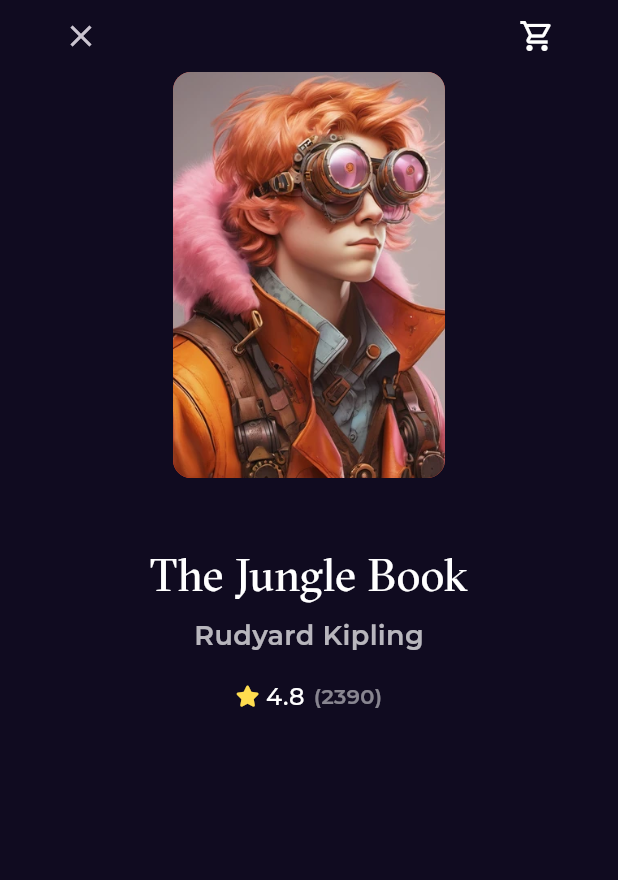
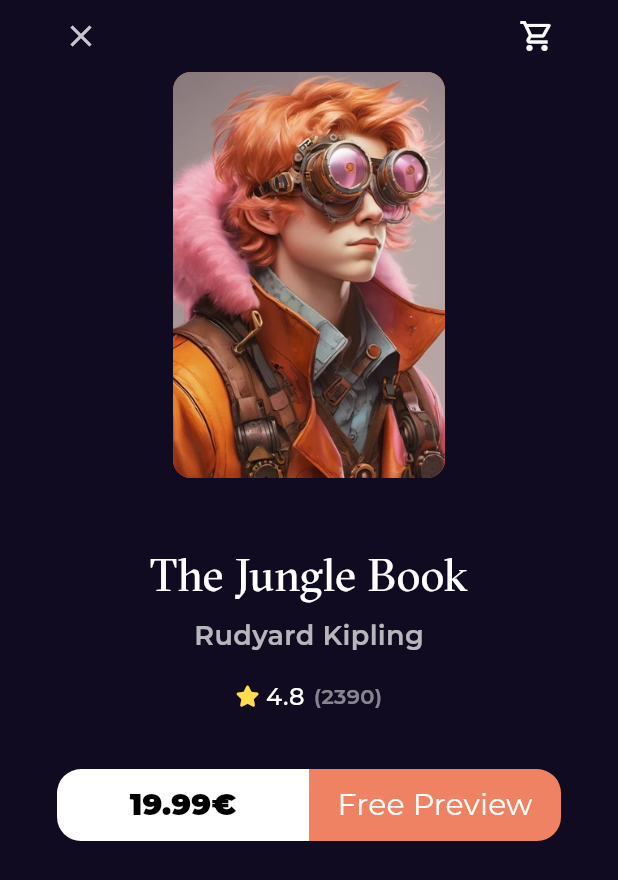
Before and after one commit to Eslam-Hossam1/bookly_app, a Flutter app: the BookDetailsView screen opened by its route, on a phone screen of 412 x 824 dp. Shown: the top 880 px of the screen. Run offline on Flutter 3.47's test engine with Material 3 defaults, Android fonts, the phone set to English and light mode, and no system bars; our stand-ins replace flutter_svg, font_awesome_flutter, go_router, google_fonts.

Commit message:
add books action to book details view body

```diff
--- /dev/null
+++ b/lib/Features/home/presentation/views/widgets/books_action.dart
@@ -0,0 +1,39 @@
+import 'package:bookly_app/core/widgets/custom_button.dart';
+import 'package:flutter/material.dart';
+
+class BooksAction extends StatelessWidget {
+  const BooksAction({super.key});
+
+  @override
+  Widget build(BuildContext context) {
+    return const Padding(
+      padding: const EdgeInsets.symmetric(horizontal: 38.0),
+      child: const Row(
+        children: [
+          Expanded(
+            child: CustomButton(
+              backgroundColor: Colors.white,
+              text: "19.99€",
+              textColor: Colors.black,
+              borderRadius: BorderRadius.only(
+                topLeft: Radius.circular(16),
+                bottomLeft: Radius.circular(16),
+              ),
+              fontWeight: FontWeight.w900,
+            ),
+          ),
+          Expanded(
+              child: CustomButton(
+            backgroundColor: Color(0xffEF8262),
+            text: "Free Preview",
+            textColor: Colors.white,
+            borderRadius: BorderRadius.only(
+              topRight: Radius.circular(16),
+              bottomRight: Radius.circular(16),
+            ),
+          )),
+        ],
+      ),
+    );
+  }
+}
--- a/lib/Features/home/presentation/views/widgets/books_details_view_body.dart
+++ b/lib/Features/home/presentation/views/widgets/books_details_view_body.dart
@@ -1,4 +1,5 @@
 import 'package:bookly_app/Features/home/presentation/views/widgets/book_rating.dart';
+import 'package:bookly_app/Features/home/presentation/views/widgets/books_action.dart';
 import 'package:bookly_app/Features/home/presentation/views/widgets/custom_book_details_app_bar.dart';
 import 'package:bookly_app/Features/home/presentation/views/widgets/custom_book_image.dart';
 import 'package:bookly_app/core/utils/styles.dart';
@@ -38,7 +39,11 @@ class BookDetailsBody extends StatelessWidget {
         ),
         const BookRating(
           mainAxisAlignment: MainAxisAlignment.center,
-        )
+        ),
+        const SizedBox(
+          height: 37,
+        ),
+        const BooksAction(),
       ],
     );
   }
--- /dev/null
+++ b/lib/core/widgets/custom_button.dart
@@ -0,0 +1,36 @@
+import 'package:bookly_app/core/utils/styles.dart';
+import 'package:flutter/material.dart';
+
+class CustomButton extends StatelessWidget {
+  const CustomButton(
+      {super.key,
+      required this.backgroundColor,
+      required this.textColor,
+      this.fontSize,
+      this.borderRadius,
+      required this.text,
+      this.fontWeight});
+  final Color backgroundColor;
+  final Color textColor;
+  final double? fontSize;
+  final BorderRadius? borderRadius;
+  final String text;
+  final FontWeight? fontWeight;
+  @override
+  Widget build(BuildContext context) {
+    return SizedBox(
+      height: 48,
+      child: TextButton(
+          style: TextButton.styleFrom(
+              backgroundColor: backgroundColor,
+              shape: RoundedRectangleBorder(
+                  borderRadius: borderRadius ?? BorderRadius.circular(16))),
+          onPressed: () {},
+          child: Text(
+            text,
+            style: Styles.textStyle20.copyWith(
+                fontWeight: fontWeight, color: textColor, fontSize: fontSize),
+          )),
+    );
+  }
+}
```
